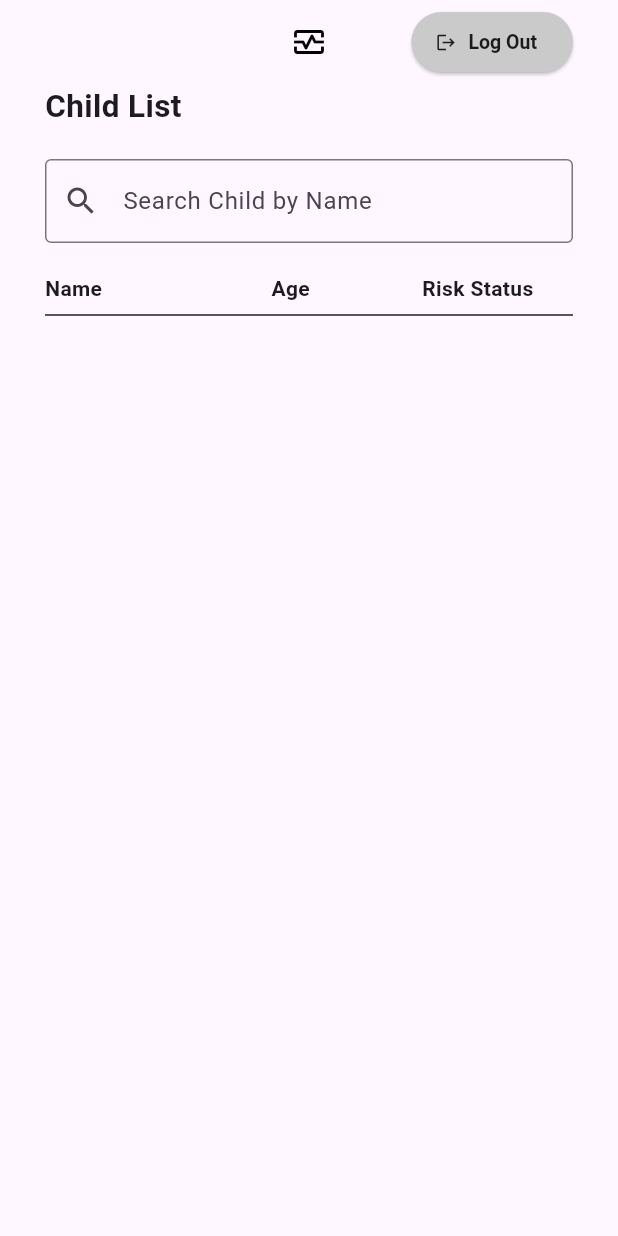
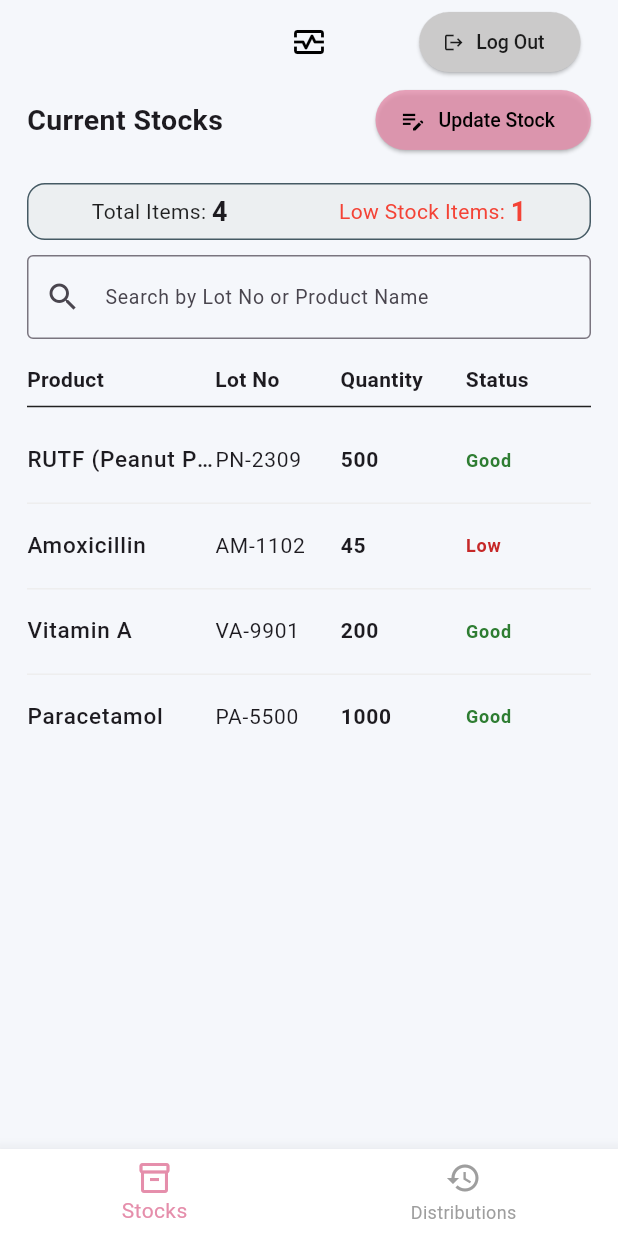
Before and after one commit to aalarabasak/comp4912-malnutrition-app, a Flutter app: the screen it shows after launch, on a phone screen of 412 x 824 dp. Run offline on Flutter 3.47's test engine with Material 3 defaults, Android fonts, the phone set to English and light mode, and no system bars; our stand-ins replace cloud_firestore, firebase_auth, firebase_core, fl_chart, image_picker, syncfusion_flutter_gauges; missing offline and left inert: mobile_scanner; accounts and stored records are empty.

Commit message:
camp manager screens ui completed

```diff
--- a/lib/main.dart
+++ b/lib/main.dart
@@ -1,9 +1,10 @@
 import 'package:flutter/material.dart';
-import 'package:malnutrition_app/screens/field-worker-screens/field_worker_home.dart';
+import 'package:malnutrition_app/screens/camp-manager-screens/CampManagerHome.dart';// later will be deleted
+import 'package:malnutrition_app/screens/field-worker-screens/field_worker_home.dart';// later will be deleted
 import 'screens/login-related-screens/welcome_screen.dart';
 import 'package:firebase_core/firebase_core.dart';
 import 'firebase_options.dart';
-import 'package:malnutrition_app/screens/nutrition-officer-screens/nutrition_officer_home.dart';
+import 'package:malnutrition_app/screens/nutrition-officer-screens/nutrition_officer_home.dart';// later will be deleted
 
 void main() async{ //'async' -> because app will wait for Firebase to initialize
 
@@ -33,7 +34,8 @@ class MyApp extends StatelessWidget {
 
       //home: const WelcomeScreen(),
       //home: const FieldWorkerHome(),
-      home: const NutritionOfficerHome(),
+      //home: const NutritionOfficerHome(),
+      home: const CampManagerHome(),
     );
   }
 }
--- a/lib/screens/camp-manager-screens/CampManagerHome.dart
+++ b/lib/screens/camp-manager-screens/CampManagerHome.dart
@@ -1,29 +1,83 @@
 import 'package:flutter/material.dart';
+import 'package:firebase_auth/firebase_auth.dart';
 import '../login-related-screens/welcome_screen.dart';
+import 'distribution_list.dart';
+import 'stock_list_screen.dart';
 
-class CampManagerHome extends StatelessWidget {
+class CampManagerHome extends StatefulWidget{
+
   const CampManagerHome({super.key});
 
   @override
-  Widget build(BuildContext context) {
-    return Scaffold(appBar: AppBar(
-      leading: IconButton(
-          icon: const Icon(Icons.logout), //logout sign
-          onPressed: () {
-           // this allows the demo to quickly return to the Welcome screen.
-            Navigator.of(context).pushAndRemoveUntil(
-              MaterialPageRoute(builder: (context) => const WelcomeScreen()),
-              (route) => false, // Erases ALL history Login, SelectRole, Dashboard
-            );
-          },
-        ),
-    ),
+  State<CampManagerHome> createState() => CampManagerHomeState();
+}
 
-      body: const Center(
-        child: Text(
-          'Welcome, Camp Manager!',
-          style: TextStyle(fontSize: 18),
-        ),
+class CampManagerHomeState extends State<CampManagerHome>{
+
+  int currentindex = 0;
+  final List<Widget> pages=[
+    const StockListScreen(), //[0] stock list screen
+    const DistributionList(),//[1] distribution list screen
+  ];
+
+  @override
+  Widget build(BuildContext context){
+    return Scaffold(
+      backgroundColor:const Color(0xFFF5F7FB) ,
+      appBar: AppBar(
+        title: const Icon(Icons.monitor_heart_outlined, color: Colors.black),
+        centerTitle: true,
+        backgroundColor: Colors.transparent,
+        automaticallyImplyLeading: false,
+        actions: [
+          Padding(
+            padding:  const EdgeInsets.only(right: 25.0),
+            child: ElevatedButton.icon(
+              style: ElevatedButton.styleFrom(
+                backgroundColor:  const Color.fromARGB(255, 203, 202, 202),
+                foregroundColor: Colors.black87,
+                textStyle: const TextStyle(fontSize: 13, fontWeight: FontWeight.w500),
+              ),
+              onPressed:() async{//it means it is a method needs waiting -> async
+                await FirebaseAuth.instance.signOut(); //log out using firebase auth
+
+                if(context.mounted){
+                  Navigator.of(context).pushAndRemoveUntil(MaterialPageRoute(builder:(context) => const WelcomeScreen()),
+                  (route)=> false); //Erases ALL history
+                }
+              },
+              label: const Text('Log Out'),
+              icon: Icon(Icons.logout, size: 14,),
+            ),
+          ),
+        ],
+      ),
+
+      body: SafeArea(
+        child: pages[currentindex],
+      ),
+
+      bottomNavigationBar: BottomNavigationBar(
+        currentIndex: currentindex,
+        onTap: (index) {
+          setState(() {
+            currentindex = index;
+          });
+        },
+        selectedItemColor: const Color.fromARGB(255, 229, 142, 171),//app general color
+        unselectedItemColor: Colors.grey,
+        backgroundColor: Colors.white,
+        elevation: 10,
+        items: const [
+          BottomNavigationBarItem(
+            icon: Icon(Icons.inventory_2_outlined),
+            label: "Stocks"
+          ),
+          BottomNavigationBarItem(
+            icon: Icon(Icons.history_outlined),
+            label: "Distributions"
+          ),
+        ]
       ),
     );
   }
--- /dev/null
+++ b/lib/screens/camp-manager-screens/stock_list_screen.dart
@@ -0,0 +1,210 @@
+import 'package:flutter/material.dart';
+import 'update_stock_screen.dart';
+
+class StockListScreen extends StatefulWidget{
+
+  const StockListScreen({super.key});
+
+  @override
+  State<StockListScreen> createState() => StockListScreenState();
+}
+
+class StockListScreenState extends State<StockListScreen>{
+
+  final searchcontroller = TextEditingController();//a controller to read and manage the text in the search textfield
+  String searchquery = "";//variable to store the current search query entered by the user
+
+  //dummy data, will be changed later!!!!!
+  // Dummy data
+  final List<Map<String, dynamic>> dummyStocks = [
+    {
+      "productName": "RUTF (Peanut Paste)",
+      "lotNumber": "PN-2309",
+      "quantity": 500,
+      "expiryDate": "2026-03-12",
+      "status": "Good"
+    },
+    {
+      "productName": "Amoxicillin",
+      "lotNumber": "AM-1102",
+      "quantity": 45,
+      "expiryDate": "2025-08-20",
+      "status": "Low"
+    },
+    {
+      "productName": "Vitamin A",
+      "lotNumber": "VA-9901",
+      "quantity": 200,
+      "expiryDate": "2027-01-01",
+      "status": "Good"
+    },
+    {
+      "productName": "Paracetamol",
+      "lotNumber": "PA-5500",
+      "quantity": 1000,
+      "expiryDate": "2026-11-01",
+      "status": "Good"
+    },
+  ];
+
+  @override
+  Widget build(BuildContext context){
+    //this is for search bar logic, looks at lot number or product name
+    final filteredstocks = dummyStocks.where((item) {
+      final product = item['productName'].toString().toLowerCase();
+      final lot = item['lotNumber'].toString().toLowerCase();
+      final query = searchquery.toLowerCase();
+
+      return product.contains(query) || lot.contains(query);
+    }).toList();
+
+    return Padding(
+      padding: const EdgeInsets.symmetric(horizontal: 18.0),
+      child: Column(
+        crossAxisAlignment: CrossAxisAlignment.start, // Aligns all children horizontally to the left side.
+
+        children: [
+          //top part - title and button
+          Row(
+            mainAxisAlignment: MainAxisAlignment.spaceBetween, //put space btw child list title and add child button
+            children: [
+              //first row
+              ////1st element - title
+              const Text('Current Stocks', style: TextStyle(fontSize: 19, fontWeight: FontWeight.bold),),
+
+              ////2nd element - update stock + button
+              ElevatedButton.icon(
+                style: ElevatedButton.styleFrom(
+                  backgroundColor: const Color.fromARGB(255, 229, 142, 171).withOpacity(0.8),
+                  foregroundColor: Colors.black,
+                  textStyle: const TextStyle(fontSize: 13, fontWeight: FontWeight.w500),
+                ),
+                onPressed: () {
+                  Navigator.push(context, MaterialPageRoute(builder: (context) => const UpdateStockScreen()));
+                },
+                icon: const Icon(Icons.edit_note, size: 18,),
+                label: const Text('Update Stock'),
+
+              )
+
+            ],
+          ),
+
+          const SizedBox(height: 18),
+
+          //stock status summary card is here
+         Container(
+            padding: const EdgeInsets.all(5),
+            decoration: BoxDecoration(
+              color: Colors.blueGrey.shade50,
+              borderRadius: BorderRadius.circular(12),
+              border: Border.all(color: Colors.blueGrey.shade700),
+            ),
+            child: const Row(
+              mainAxisAlignment: MainAxisAlignment.spaceAround,
+              children: [
+                //total number of items
+                Row(
+                  children: [
+                    Text("Total Items: ", style: TextStyle(color: Colors.black87)),
+                    Text("4", style: TextStyle(fontSize: 18, fontWeight: FontWeight.bold)),
+                  ],
+                ),
+
+                //how many items is in a low condition
+                Row(
+                  children: [
+                    Text("Low Stock Items: ", style: TextStyle(color: Colors.red)),
+                    Text("1", style: TextStyle(fontSize: 18, fontWeight: FontWeight.bold, color: Colors.red)),
+                  ],
+                ),
+              ],
+            ),
+          ),
+
+
+          const SizedBox(height: 10),
+          //search bar
+          TextFormField(
+            controller: searchcontroller,
+            decoration: InputDecoration(
+              labelText: 'Search by Lot No or Product Name',
+              labelStyle: TextStyle(fontSize: 13),
+              prefixIcon: Icon(Icons.search),
+              border: OutlineInputBorder(),
+          ),
+
+            onChanged: (value) { //tells Flutter to rebuild the screen because our search query changed.
+              setState(() {
+                searchquery = value.toLowerCase();// Store the query in lowercase for easier matching
+              });
+            },
+
+         ),
+
+
+         const SizedBox(height: 17),
+
+        //list titles (or name of the columns)
+        const Row(
+            children: [//expanded-> it takes up the remaininng horizontal space
+            //flex-> shows how the space can be shared
+              Expanded(flex: 3, child: Text('Product', style: TextStyle(fontWeight: FontWeight.bold))),
+              Expanded(flex: 2, child: Text('Lot No', style: TextStyle(fontWeight: FontWeight.bold))),
+              Expanded(flex: 2, child: Text('Quantity', style: TextStyle(fontWeight: FontWeight.bold))),
+              Expanded(flex: 2, child: Text('Status', style: TextStyle(fontWeight: FontWeight.bold))),
+            ],
+          ),
+
+        const Divider(thickness: 1, color: Colors.black87,), //horizontal line that separates titles from datas
+
+        //stock list
+        Expanded(
+          child: filteredstocks.isEmpty ? const Center(child: Text("No product found."))
+          : ListView.separated(
+
+            separatorBuilder: (context, index) => Divider(height: 1, color: Colors.grey.shade200),
+            itemCount: filteredstocks.length,
+            itemBuilder: (context, index) {
+              var data = filteredstocks[index];
+              bool islow =false;
+              if(data['status'] == "Low"){
+                islow = true;
+              }
+
+              return ListTile(
+                contentPadding: EdgeInsets.zero,//This ensures that the row's content aligns perfectly with the headings above.
+
+                title: Row(
+                  children: [
+                    //product name
+                    Expanded(flex: 3,child: Text(data["productName"], style: const TextStyle(fontSize: 15, fontWeight: FontWeight.w500),
+                      overflow: TextOverflow.ellipsis,),
+                      ),
+
+                    //lot number
+                    Expanded(flex: 2,child: Text(data["lotNumber"], style: const TextStyle(fontSize: 14))),
+
+                    //quantity
+                    Expanded(flex: 2,child: Text("${data["quantity"]}", style: const TextStyle(fontSize: 14, fontWeight: FontWeight.bold))),
+
+                    //stock status
+                    Expanded(flex: 2,child: Text(data['status'], style: TextStyle(
+                      fontSize: 12,
+                              fontWeight: FontWeight.bold,
+                              color: islow ? Colors.red.shade800 : Colors.green.shade800
+                    ),))
+
+                  ],
+                ),
+
+              );
+            },
+          )
+        ),
+
+        ],
+      ),
+    );
+  }
+}
--- a/lib/screens/field-worker-screens/screening_allchildren_screen.dart
+++ b/lib/screens/field-worker-screens/screening_allchildren_screen.dart
@@ -194,7 +194,7 @@ class _ScreeningAllChildrenListState extends State<ScreeningAllChildrenList>{
                           context,
                           MaterialPageRoute(builder: (context)=> ChildProfileScreen(childId: childdoc.id)));
 
-                        debugPrint("Tıklanan çocuk: $name");
+                        debugPrint("selected child: $name");
                       },
                     );
 
```
Also changed, not shown: lib/screens/camp-manager-screens/distribution_list.dart (added, +137 -0 lines), lib/screens/camp-manager-screens/update_stock_screen.dart (added, +225 -0 lines), lib/screens/field-worker-screens/treatment_list_screen.dart (+14 -4 lines).
